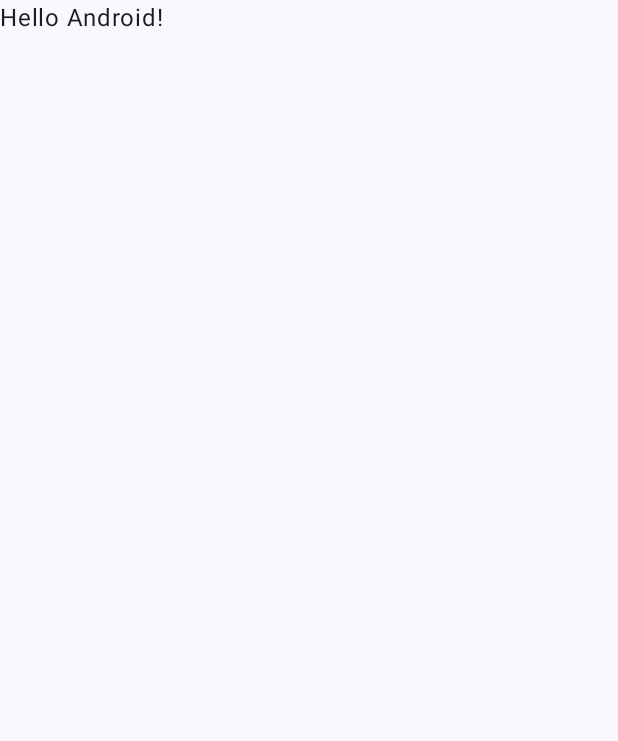
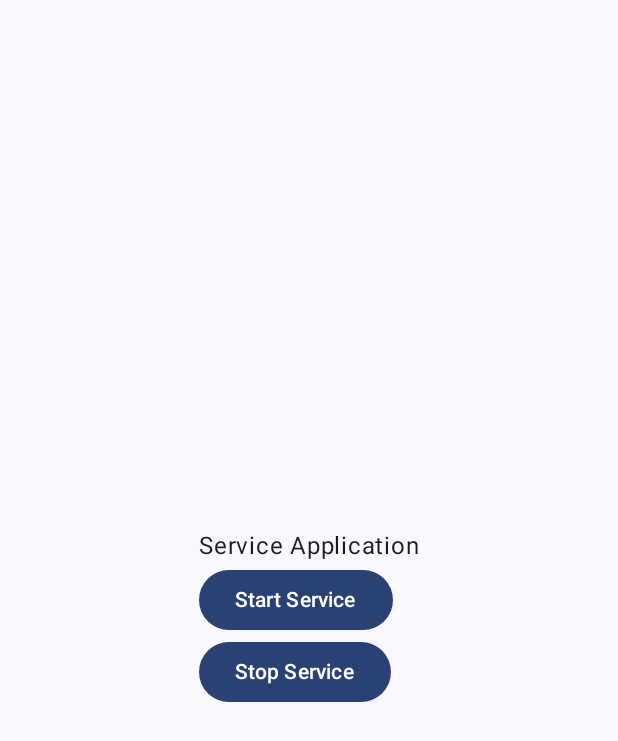
Before and after one commit to BitByNIK/token_generator, an Android app built with Jetpack Compose: the screen it shows after launch (MainActivity), on a phone screen of 412 x 824 dp. Before the commit the part shown is almost empty. Shown: the top 741 px of the screen. Run offline under Robolectric (Android 15) with nearby library versions, the light colour scheme and no system bars.

Commit message:
added service start and stop button

```diff
--- a/app/src/main/AndroidManifest.xml
+++ b/app/src/main/AndroidManifest.xml
@@ -23,6 +23,11 @@
                 <category android:name="android.intent.category.LAUNCHER" />
             </intent-filter>
         </activity>
+        <service
+            android:name=".MyService"
+            android:enabled="true"
+            android:exported="false">
+        </service>
     </application>
 
 </manifest>
--- a/app/src/main/java/com/jcs242611/producer/MainActivity.kt
+++ b/app/src/main/java/com/jcs242611/producer/MainActivity.kt
@@ -1,14 +1,20 @@
 package com.jcs242611.producer
 
+import android.content.Intent
 import android.os.Bundle
+import android.widget.Toast
 import androidx.activity.ComponentActivity
 import androidx.activity.compose.setContent
 import androidx.activity.enableEdgeToEdge
+import androidx.compose.foundation.layout.Box
+import androidx.compose.foundation.layout.Column
 import androidx.compose.foundation.layout.fillMaxSize
 import androidx.compose.foundation.layout.padding
+import androidx.compose.material3.Button
 import androidx.compose.material3.Scaffold
 import androidx.compose.material3.Text
 import androidx.compose.runtime.Composable
+import androidx.compose.ui.Alignment
 import androidx.compose.ui.Modifier
 import androidx.compose.ui.tooling.preview.Preview
 import com.jcs242611.producer.ui.theme.ProducerTheme
@@ -20,28 +26,36 @@ class MainActivity : ComponentActivity() {
         setContent {
             ProducerTheme {
                 Scaffold(modifier = Modifier.fillMaxSize()) { innerPadding ->
-                    Greeting(
-                        name = "Android",
-                        modifier = Modifier.padding(innerPadding)
-                    )
+                    Box(
+                        modifier = Modifier.padding(innerPadding).fillMaxSize(),
+                        contentAlignment = Alignment.Center
+                    ) {
+                        Column {
+                            Text("Service Application")
+
+                            Button(
+                                onClick = {
+                                    val intent = Intent(this@MainActivity, MyService::class.java)
+                                    startService(intent)
+                                    Toast.makeText(this@MainActivity, "Start Service", Toast.LENGTH_SHORT).show()
+                                }
+                            ) {
+                                Text("Start Service")
+                            }
+
+                            Button(
+                                onClick = {
+                                    val intent = Intent(this@MainActivity, MyService::class.java)
+                                    stopService(intent)
+                                    Toast.makeText(this@MainActivity, "Stop Service", Toast.LENGTH_SHORT).show()
+                                }
+                            ) {
+                                Text("Stop Service")
+                            }
+                        }
+                    }
                 }
             }
         }
     }
 }
-
-@Composable
-fun Greeting(name: String, modifier: Modifier = Modifier) {
-    Text(
-        text = "Hello $name!",
-        modifier = modifier
-    )
-}
-
-@Preview(showBackground = true)
-@Composable
-fun GreetingPreview() {
-    ProducerTheme {
-        Greeting("Android")
-    }
-}
```
Also changed, not shown: app/src/main/java/com/jcs242611/producer/MyService.kt (added, +39 -0 lines).
